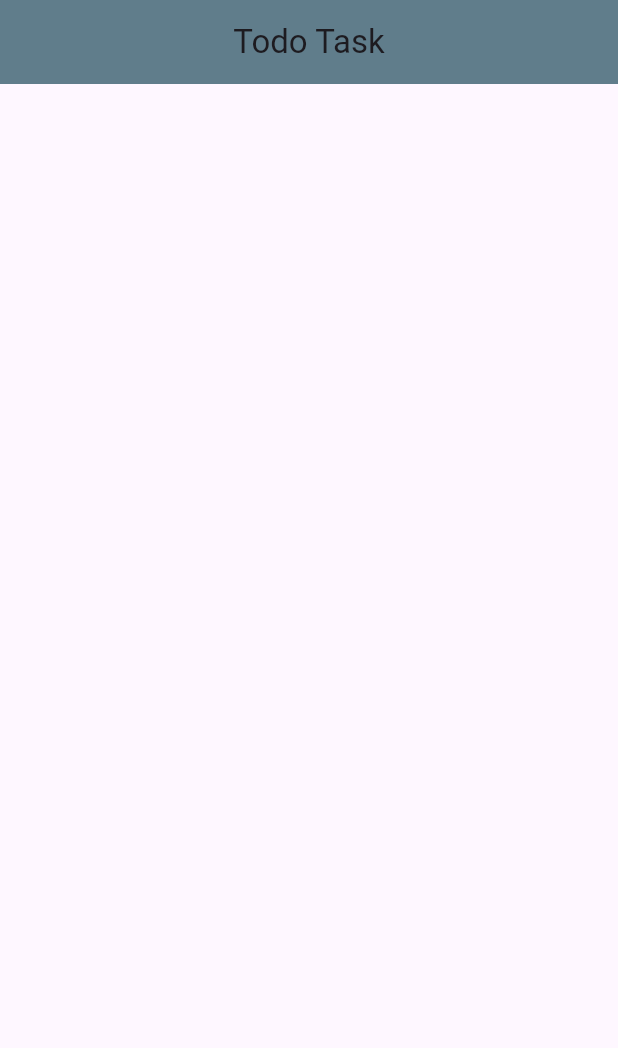
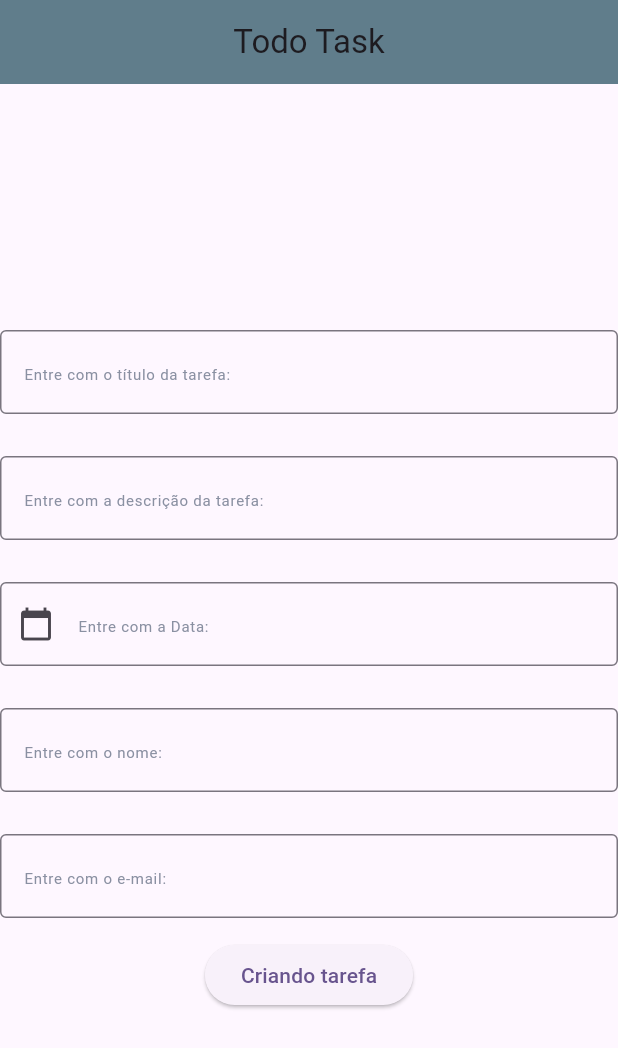
Before and after one commit to ambulcao/task-main, a Flutter app: the screen it shows after launch, on a phone screen of 412 x 824 dp. Shown: the top 1048 px of the screen. Run offline on Flutter 3.47's test engine with Material 3 defaults, Android fonts, the phone set to English and light mode, and no system bars.

Commit message:
Adding view data from task

```diff
--- a/lib/features/todo_tasks/view/todo_task_view.dart
+++ b/lib/features/todo_tasks/view/todo_task_view.dart
@@ -1,4 +1,5 @@
 import 'package:flutter/material.dart';
+import 'package:todo_task/features/widget/input_text_field_widget.dart';
 
 class TodoTaskView extends StatefulWidget {
   const TodoTaskView({ Key? key }) : super(key: key);
@@ -8,11 +9,11 @@ class TodoTaskView extends StatefulWidget {
 }
 
 class _TodoTaskViewState extends State<TodoTaskView> {
-  TextEditingController titleController = TextEditingController();
-  TextEditingController descriptionController = TextEditingController();
-  TextEditingController dueDateController = TextEditingController();
-  TextEditingController createdByNameController = TextEditingController();
-  TextEditingController createdByEmailController = TextEditingController();
+  TextEditingController _titleController = TextEditingController();
+  TextEditingController _descriptionController = TextEditingController();
+  TextEditingController _dueDateController = TextEditingController();
+  TextEditingController _createdByNameController = TextEditingController();
+  TextEditingController _createdByEmailController = TextEditingController();
   @override
   Widget build(BuildContext context) {
     return Scaffold(
@@ -22,11 +23,35 @@ class _TodoTaskViewState extends State<TodoTaskView> {
       ),
       body: Container(
         child: Column(
+          mainAxisAlignment: MainAxisAlignment.center,
+          crossAxisAlignment: CrossAxisAlignment.center,
           children: [
-
+            InputTextField(hintText: "Entre com o título da tarefa:", controller: _titleController),
+            InputTextField(hintText: "Entre com a descrição da tarefa:", controller: _descriptionController),
+            InputTextField(hintText: "Entre com a Data:", controller: _dueDateController,
+              isreadonly:true, prefixIcon: InkWell(
+                onTap: () {
+                  selectDueData();
+                },
+                child: Icon(Icons.calendar_today),
+              ),),
+            InputTextField(hintText: "Entre com o nome:", controller: _createdByNameController),
+            InputTextField(hintText: "Entre com o e-mail:", controller: _createdByEmailController),
+            ElevatedButton(onPressed: () {}, child: Text("Criando tarefa"))
           ],
         )
       )
     );
   }
+  selectDueData() async {
+    final DateTime? value = await showDatePicker(
+      context: context,
+      initialDate: DateTime.now(),
+      firstDate: DateTime.now(),
+      lastDate: DateTime.now().add(const Duration(days: 365)),
+    );
+    if (value != null) {
+      _dueDateController.text = value.toString();
+    }
+  }
 }
--- a/lib/features/todo_tasks/view_model/todo_task_view_model.dart
+++ b/lib/features/todo_tasks/view_model/todo_task_view_model.dart
@@ -2,6 +2,9 @@ import 'package:flutter/widgets.dart';
 import 'package:todo_task/features/todo_tasks/model/todo_task_model.dart';
 
 class TodoTaskViewModel extends ChangeNotifier {
+
+List<String> priorityList = ["High", "Medium", "Low"];
+
   Future<void> createTask(TodoTaskModel model) {
     notifyListeners();
     return Future.value();
--- a/lib/features/widget/input_text_field_widget.dart
+++ b/lib/features/widget/input_text_field_widget.dart
@@ -7,7 +7,8 @@ class InputTextField extends StatelessWidget {
     this.suffixIcon,
     required this.controller,
     this.obscureText,
-    this.validator
+    this.validator,
+    this.isreadonly = false,
   });
 
   final String hintText;
@@ -16,6 +17,7 @@ class InputTextField extends StatelessWidget {
   final TextEditingController controller;
   final bool? obscureText;
   final String? Function(String?)? validator;
+  final bool isreadonly;
 
   @override
   Widget build(BuildContext context) {
```
